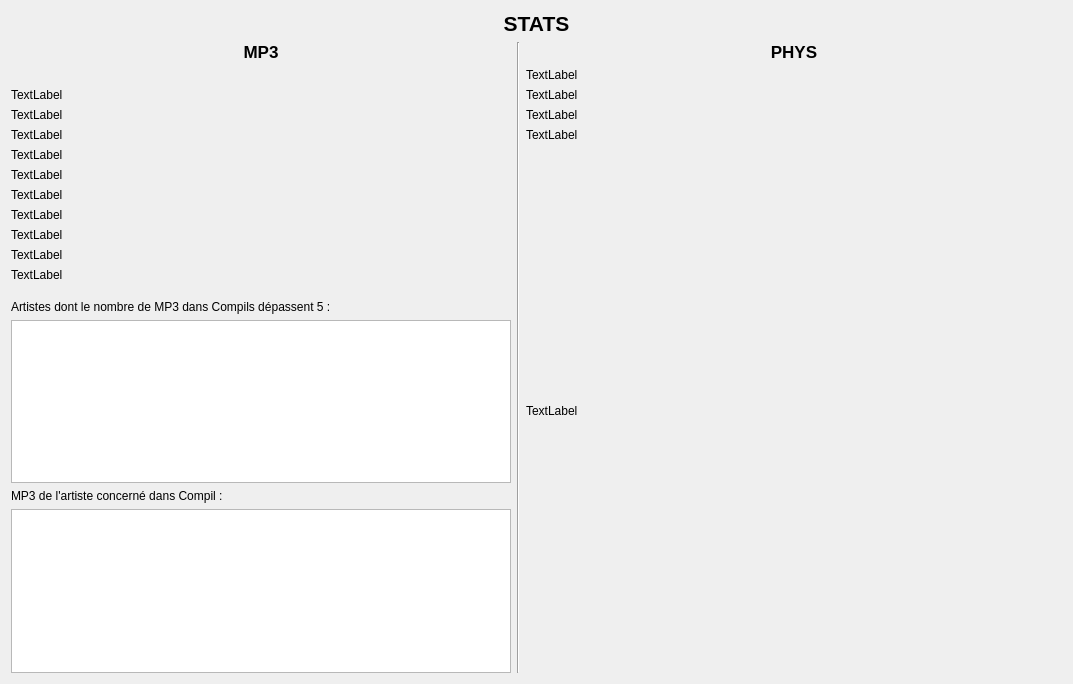
Qt form projet-musique/core/ongletstats.ui (toopoormaghell/projet-musique) before a commit.
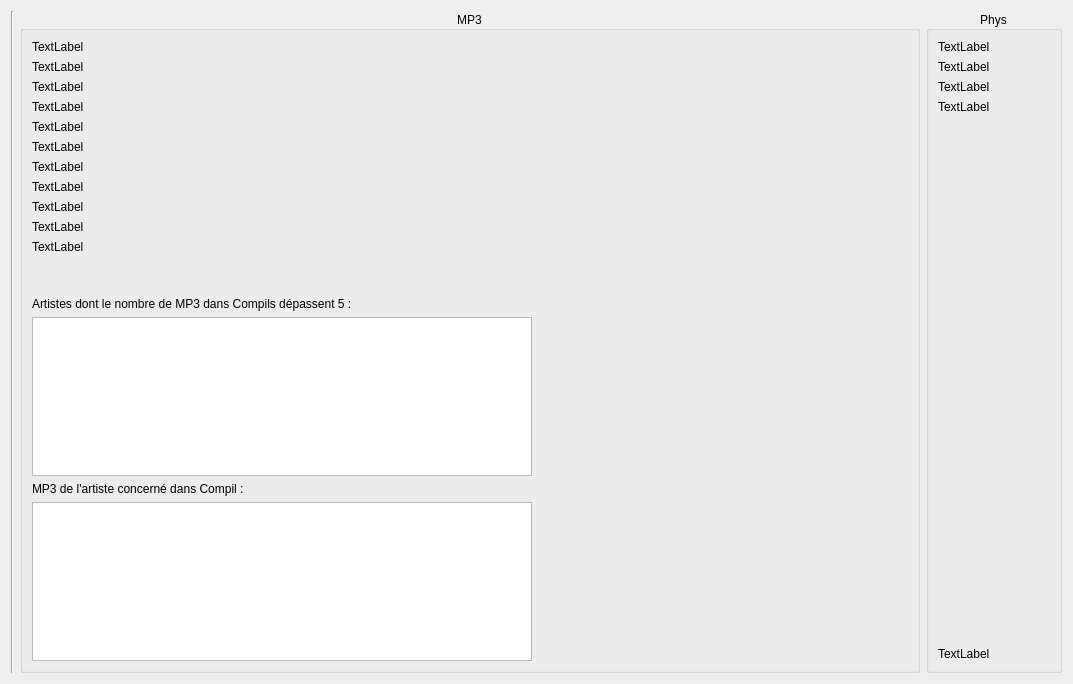
The same form after that commit.

```diff
--- a/projet-musique/core/ongletstats.ui
+++ b/projet-musique/core/ongletstats.ui
@@ -13,56 +13,52 @@
   <property name="windowTitle">
    <string>Form</string>
   </property>
-  <layout class="QVBoxLayout" name="verticalLayout_3">
-   <item>
-    <widget class="QLabel" name="label">
-     <property name="font">
-      <font>
-       <pointsize>16</pointsize>
-       <weight>75</weight>
-       <italic>false</italic>
-       <bold>true</bold>
-       <strikeout>false</strikeout>
-      </font>
-     </property>
-     <property name="text">
-      <string>STATS</string>
-     </property>
-     <property name="alignment">
-      <set>Qt::AlignCenter</set>
-     </property>
-    </widget>
-   </item>
+  <layout class="QHBoxLayout" name="horizontalLayout_2">
    <item>
     <layout class="QHBoxLayout" name="horizontalLayout">
      <item>
-      <layout class="QVBoxLayout" name="verticalLayout">
+      <widget class="Line" name="line">
+       <property name="orientation">
+        <enum>Qt::Vertical</enum>
+       </property>
+      </widget>
+     </item>
        <item>
-        <widget class="QLabel" name="label_2">
-         <property name="font">
-          <font>
-           <pointsize>13</pointsize>
-           <weight>75</weight>
-           <bold>true</bold>
-          </font>
-         </property>
-         <property name="text">
+      <widget class="QGroupBox" name="Mp3">
+       <property name="maximumSize">
+        <size>
+         <width>900</width>
+         <height>16777215</height>
+        </size>
+       </property>
+       <property name="title">
           <string>MP3</string>
          </property>
          <property name="alignment">
           <set>Qt::AlignCenter</set>
          </property>
-        </widget>
-       </item>
+       <layout class="QVBoxLayout" name="verticalLayout">
        <item>
         <widget class="QLabel" name="NbMp3Total">
+          <property name="maximumSize">
+           <size>
+            <width>900</width>
+            <height>16777215</height>
+           </size>
+          </property>
          <property name="text">
-          <string/>
+           <string>TextLabel</string>
          </property>
         </widget>
        </item>
        <item>
         <widget class="QLabel" name="NbMp3ScAlbum">
+          <property name="maximumSize">
+           <size>
+            <width>900</width>
+            <height>16777215</height>
+           </size>
+          </property>
          <property name="text">
           <string>TextLabel</string>
          </property>
@@ -70,6 +66,12 @@
        </item>
        <item>
         <widget class="QLabel" name="NbMp3Album">
+          <property name="maximumSize">
+           <size>
+            <width>900</width>
+            <height>16777215</height>
+           </size>
+          </property>
          <property name="text">
           <string>TextLabel</string>
          </property>
@@ -77,6 +79,12 @@
        </item>
        <item>
         <widget class="QLabel" name="NbMp3BOF">
+          <property name="maximumSize">
+           <size>
+            <width>900</width>
+            <height>16777215</height>
+           </size>
+          </property>
          <property name="text">
           <string>TextLabel</string>
          </property>
@@ -84,6 +92,12 @@
        </item>
        <item>
         <widget class="QLabel" name="NbMp3Spect">
+          <property name="maximumSize">
+           <size>
+            <width>900</width>
+            <height>16777215</height>
+           </size>
+          </property>
          <property name="text">
           <string>TextLabel</string>
          </property>
@@ -91,6 +105,12 @@
        </item>
        <item>
         <widget class="QLabel" name="NbMp3Tele">
+          <property name="maximumSize">
+           <size>
+            <width>900</width>
+            <height>16777215</height>
+           </size>
+          </property>
          <property name="text">
           <string>TextLabel</string>
          </property>
@@ -98,6 +118,12 @@
        </item>
        <item>
         <widget class="QLabel" name="NbMp3NA">
+          <property name="maximumSize">
+           <size>
+            <width>900</width>
+            <height>16777215</height>
+           </size>
+          </property>
          <property name="text">
           <string>TextLabel</string>
          </property>
@@ -105,6 +131,12 @@
        </item>
        <item>
         <widget class="QLabel" name="NbMp3Classique">
+          <property name="maximumSize">
+           <size>
+            <width>900</width>
+            <height>16777215</height>
+           </size>
+          </property>
          <property name="text">
           <string>TextLabel</string>
          </property>
@@ -112,6 +144,12 @@
        </item>
        <item>
         <widget class="QLabel" name="NbMp3Gene">
+          <property name="maximumSize">
+           <size>
+            <width>900</width>
+            <height>16777215</height>
+           </size>
+          </property>
          <property name="text">
           <string>TextLabel</string>
          </property>
@@ -119,6 +157,12 @@
        </item>
        <item>
         <widget class="QLabel" name="NbMp3Reprises">
+          <property name="maximumSize">
+           <size>
+            <width>900</width>
+            <height>16777215</height>
+           </size>
+          </property>
          <property name="text">
           <string>TextLabel</string>
          </property>
@@ -126,6 +170,12 @@
        </item>
        <item>
         <widget class="QLabel" name="NbMp3Compil">
+          <property name="maximumSize">
+           <size>
+            <width>900</width>
+            <height>16777215</height>
+           </size>
+          </property>
          <property name="text">
           <string>TextLabel</string>
          </property>
@@ -141,8 +191,8 @@
          </property>
          <property name="sizeHint" stdset="0">
           <size>
-           <width>20</width>
-           <height>40</height>
+            <width>0</width>
+            <height>70</height>
           </size>
          </property>
         </spacer>
@@ -188,33 +238,23 @@
         </widget>
        </item>
       </layout>
-     </item>
-     <item>
-      <widget class="Line" name="line">
-       <property name="orientation">
-        <enum>Qt::Vertical</enum>
-       </property>
       </widget>
      </item>
      <item>
+      <widget class="QGroupBox" name="Phys">
+       <property name="maximumSize">
+        <size>
+         <width>900</width>
+         <height>16777215</height>
+        </size>
+       </property>
+       <property name="title">
+        <string>Phys</string>
+       </property>
+       <property name="alignment">
+        <set>Qt::AlignCenter</set>
+       </property>
       <layout class="QVBoxLayout" name="verticalLayout_2">
-       <item>
-        <widget class="QLabel" name="label_3">
-         <property name="font">
-          <font>
-           <pointsize>13</pointsize>
-           <weight>75</weight>
-           <bold>true</bold>
-          </font>
-         </property>
-         <property name="text">
-          <string>PHYS</string>
-         </property>
-         <property name="alignment">
-          <set>Qt::AlignCenter</set>
-         </property>
-        </widget>
-       </item>
        <item>
         <widget class="QLabel" name="NbPhysTotal">
          <property name="text">
@@ -251,7 +291,7 @@
          <property name="sizeHint" stdset="0">
           <size>
            <width>20</width>
-           <height>40</height>
+            <height>533</height>
           </size>
          </property>
         </spacer>
@@ -263,20 +303,8 @@
          </property>
         </widget>
        </item>
-       <item>
-        <spacer name="verticalSpacer">
-         <property name="orientation">
-          <enum>Qt::Vertical</enum>
-         </property>
-         <property name="sizeHint" stdset="0">
-          <size>
-           <width>20</width>
-           <height>40</height>
-          </size>
-         </property>
-        </spacer>
-       </item>
-      </layout>
+       </layout>
+      </widget>
      </item>
     </layout>
    </item>
```
Lines whose indentation alone changed are shown as unchanged.
